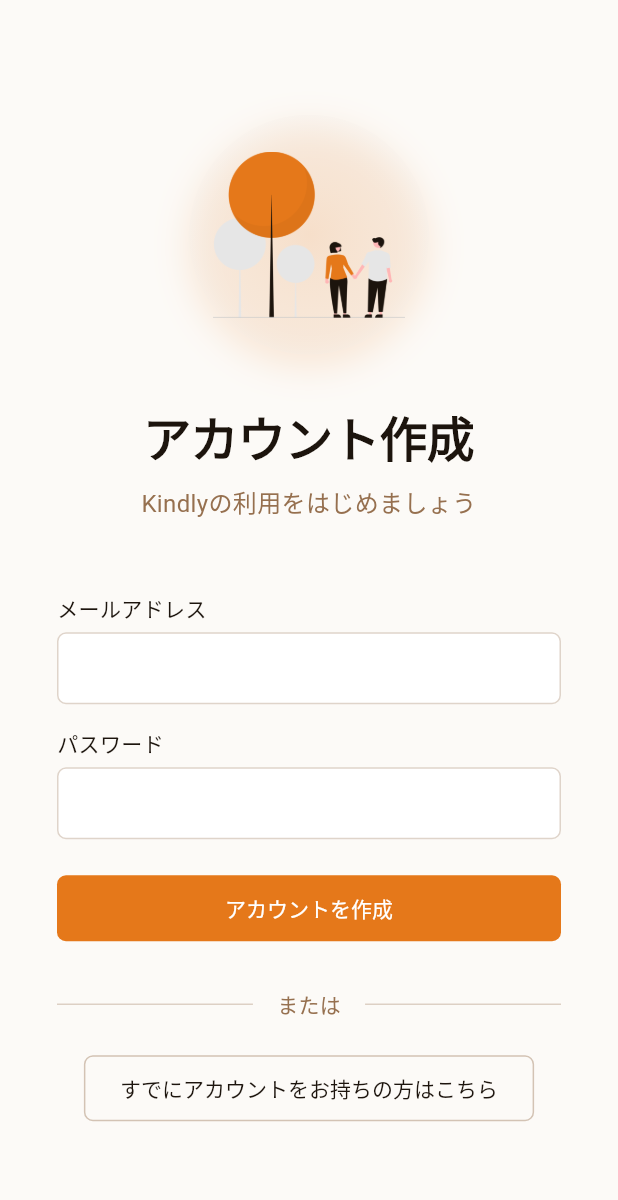
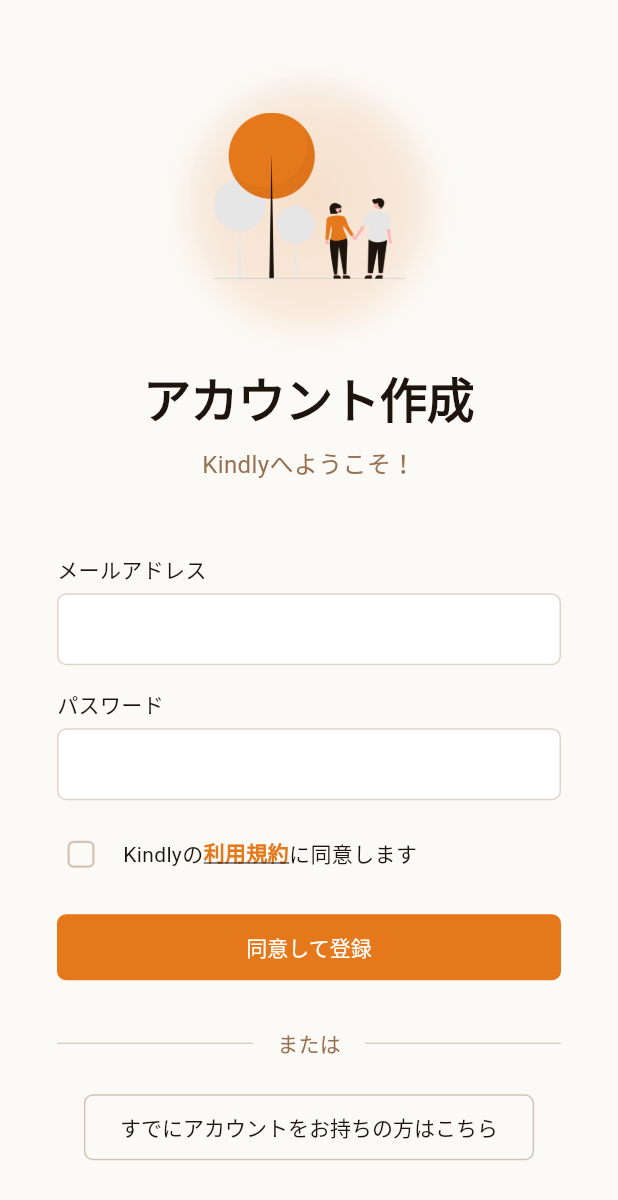
Before and after one commit to dmaruyama-51/secure-base-app-flutter, a Flutter app: the screen it shows after launch, after a tap on "アカウントを作成", on a phone screen of 412 x 824 dp. Shown: the top 1200 px of the screen. Run offline on Flutter 3.47's test engine with Material 3 defaults, Android fonts, the phone set to English and light mode, and no system bars; our stand-ins replace flutter_dotenv, go_router, google_fonts, shared_preferences, supabase_flutter; accounts and stored records are empty.

Commit message:
新規登録時に利用規約への同意を必須化

```diff
--- a/lib/view_models/auth/auth_view_model.dart
+++ b/lib/view_models/auth/auth_view_model.dart
@@ -1,5 +1,6 @@
 // Flutter imports:
 import 'package:flutter/foundation.dart';
+import 'package:url_launcher/url_launcher.dart';
 
 // Project imports:
 import '../../models/auth_model.dart';
@@ -16,6 +17,18 @@ class AuthValidationException implements Exception {
 
 /// 認証画面用のViewModel
 class AuthViewModel extends ChangeNotifier {
+  // =============================================================================
+  // 定数定義
+  // =============================================================================
+
+  // 利用規約URL
+  static const String _termsUrl =
+      'https://www.notion.so/21693295f40f80928f3cc5647c8d7f82';
+
+  // =============================================================================
+  // 状態プロパティ
+  // =============================================================================
+
   // 状態プロパティ
   bool _isLoading = false;
   String? _errorMessage;
@@ -27,6 +40,10 @@ class AuthViewModel extends ChangeNotifier {
   String? _emailError;
   String? _passwordError;
 
+  // 利用規約同意用
+  bool _isTermsAccepted = false;
+  String? _termsError;
+
   // ゲッター
   bool get isLoading => _isLoading;
   String? get errorMessage => _errorMessage;
@@ -35,6 +52,8 @@ class AuthViewModel extends ChangeNotifier {
   String? get navigationPath => _navigationPath;
   String? get emailError => _emailError;
   String? get passwordError => _passwordError;
+  bool get isTermsAccepted => _isTermsAccepted;
+  String? get termsError => _termsError;
 
   /// ログイン用バリデーション
   void _validateSignInInput(String email, String password) {
@@ -47,7 +66,7 @@ class AuthViewModel extends ChangeNotifier {
   }
 
   /// サインアップ用バリデーション
-  void _validateSignUpInput(String email, String password) {
+  void _validateSignUpInput(String email, String password, bool termsAccepted) {
     if (email.trim().isEmpty) {
       throw AuthValidationException('メールアドレスを入力してください');
     }
@@ -57,12 +76,20 @@ class AuthViewModel extends ChangeNotifier {
     if (password.length < 6) {
       throw AuthValidationException('パスワードは6文字以上で入力してください');
     }
+    if (!termsAccepted) {
+      throw AuthValidationException('利用規約への同意が必要です');
+    }
   }
 
-  /// フォームバリデーション
-  bool validateForm({required String email, required String password}) {
+  /// フォームバリデーション（利用規約同意を含む）
+  bool validateForm({
+    required String email,
+    required String password,
+    bool checkTerms = false,
+  }) {
     _emailError = null;
     _passwordError = null;
+    _termsError = null;
 
     if (email.trim().isEmpty) {
       _emailError = '必須';
@@ -74,7 +101,14 @@ class AuthViewModel extends ChangeNotifier {
       _passwordError = '6文字以上';
     }
 
-    final isValid = _emailError == null && _passwordError == null;
+    if (checkTerms && !_isTermsAccepted) {
+      _termsError = '利用規約への同意が必要です';
+    }
+
+    final isValid =
+        _emailError == null &&
+        _passwordError == null &&
+        (!checkTerms || _termsError == null);
     if (!isValid) {
       notifyListeners();
     }
@@ -85,6 +119,14 @@ class AuthViewModel extends ChangeNotifier {
   void clearValidationErrors() {
     _emailError = null;
     _passwordError = null;
+    _termsError = null;
+    notifyListeners();
+  }
+
+  /// 利用規約同意状態を設定
+  void setTermsAccepted(bool accepted) {
+    _isTermsAccepted = accepted;
+    _termsError = null; // チェックボックスが変更されたらエラーをクリア
     notifyListeners();
   }
 
@@ -131,8 +173,8 @@ class AuthViewModel extends ChangeNotifier {
     _clearMessages();
 
     try {
-      // バリデーション
-      _validateSignUpInput(email, password);
+      // バリデーション（利用規約同意を含む）
+      _validateSignUpInput(email, password, _isTermsAccepted);
 
       final result = await AuthModel.signUp(email: email, password: password);
 
@@ -176,4 +218,19 @@ class AuthViewModel extends ChangeNotifier {
     _errorMessage = null;
     notifyListeners();
   }
+
+  /// 利用規約のURLを開く
+  Future<bool> openTermsUrl() async {
+    try {
+      final uri = Uri.parse(_termsUrl);
+      if (await canLaunchUrl(uri)) {
+        await launchUrl(uri, mode: LaunchMode.externalApplication);
+        return true;
+      } else {
+        return false;
+      }
+    } catch (e) {
+      return false;
+    }
+  }
 }
--- a/lib/views/register_page.dart
+++ b/lib/views/register_page.dart
@@ -137,7 +137,7 @@ class _RegisterPageState extends State<RegisterPage> {
 
         // サブタイトル（デフォルトフォント使用）
         const Text(
-          'Kindlyの利用をはじめましょう',
+          'Kindlyへようこそ！',
           textAlign: TextAlign.center,
           style: TextStyle(
             fontSize: 16,
@@ -171,6 +171,10 @@ class _RegisterPageState extends State<RegisterPage> {
           errorText: viewModel.passwordError,
           onChanged: (_) => viewModel.clearValidationErrors(),
         ),
+        const SizedBox(height: 20),
+
+        // 利用規約同意
+        _buildTermsSection(viewModel),
         const SizedBox(height: 24),
 
         // 登録ボタン
@@ -200,7 +204,7 @@ class _RegisterPageState extends State<RegisterPage> {
                       ),
                     )
                     : const Text(
-                      'アカウントを作成',
+                      '同意して登録',
                       style: TextStyle(
                         fontSize: 14,
                         fontWeight: FontWeight.w500,
@@ -212,10 +216,90 @@ class _RegisterPageState extends State<RegisterPage> {
     );
   }
 
+  Widget _buildTermsSection(AuthViewModel viewModel) {
+    return Column(
+      crossAxisAlignment: CrossAxisAlignment.start,
+      children: [
+        Row(
+          crossAxisAlignment: CrossAxisAlignment.start,
+          children: [
+            // チェックボックス - 周囲のデザインに合わせて調整
+            Checkbox(
+              value: viewModel.isTermsAccepted,
+              onChanged: (value) {
+                viewModel.setTermsAccepted(value ?? false);
+              },
+              activeColor: AppColors.primary,
+              checkColor: Colors.white,
+              side: BorderSide(
+                color: AppColors.textLight.withOpacity(0.4),
+                width: 1.5,
+              ),
+              shape: RoundedRectangleBorder(
+                borderRadius: BorderRadius.circular(4),
+              ),
+              materialTapTargetSize: MaterialTapTargetSize.shrinkWrap,
+              visualDensity: VisualDensity.compact,
+            ),
+            const SizedBox(width: 12),
+            // 利用規約テキスト
+            Expanded(
+              child: GestureDetector(
+                onTap: () {
+                  viewModel.setTermsAccepted(!viewModel.isTermsAccepted);
+                },
+                child: Padding(
+                  padding: const EdgeInsets.only(top: 4),
+                  child: Text.rich(
+                    TextSpan(
+                      children: [
+                        const TextSpan(
+                          text: 'Kindlyの',
+                          style: TextStyle(fontSize: 14, color: AppColors.text),
+                        ),
+                        WidgetSpan(
+                          child: GestureDetector(
+                            onTap: () => viewModel.openTermsUrl(),
+                            child: const Text(
+                              '利用規約',
+                              style: TextStyle(
+                                fontSize: 14,
+                                color: AppColors.primary,
+                                decoration: TextDecoration.underline,
+                                fontWeight: FontWeight.w600,
+                              ),
+                            ),
+                          ),
+                        ),
+                        const TextSpan(
+                          text: 'に同意します',
+                          style: TextStyle(fontSize: 14, color: AppColors.text),
+                        ),
+                      ],
+                    ),
+                  ),
+                ),
+              ),
+            ),
+          ],
+        ),
+        if (viewModel.termsError != null)
+          Padding(
+            padding: const EdgeInsets.only(top: 4, left: 36),
+            child: Text(
+              viewModel.termsError!,
+              style: const TextStyle(fontSize: 12, color: Colors.red),
+            ),
+          ),
+      ],
+    );
+  }
+
   void _handleSignUp(AuthViewModel viewModel) {
     final isValid = viewModel.validateForm(
       email: _emailController.text,
       password: _passwordController.text,
+      checkTerms: true,
     );
     if (!isValid) {
       return;
```
